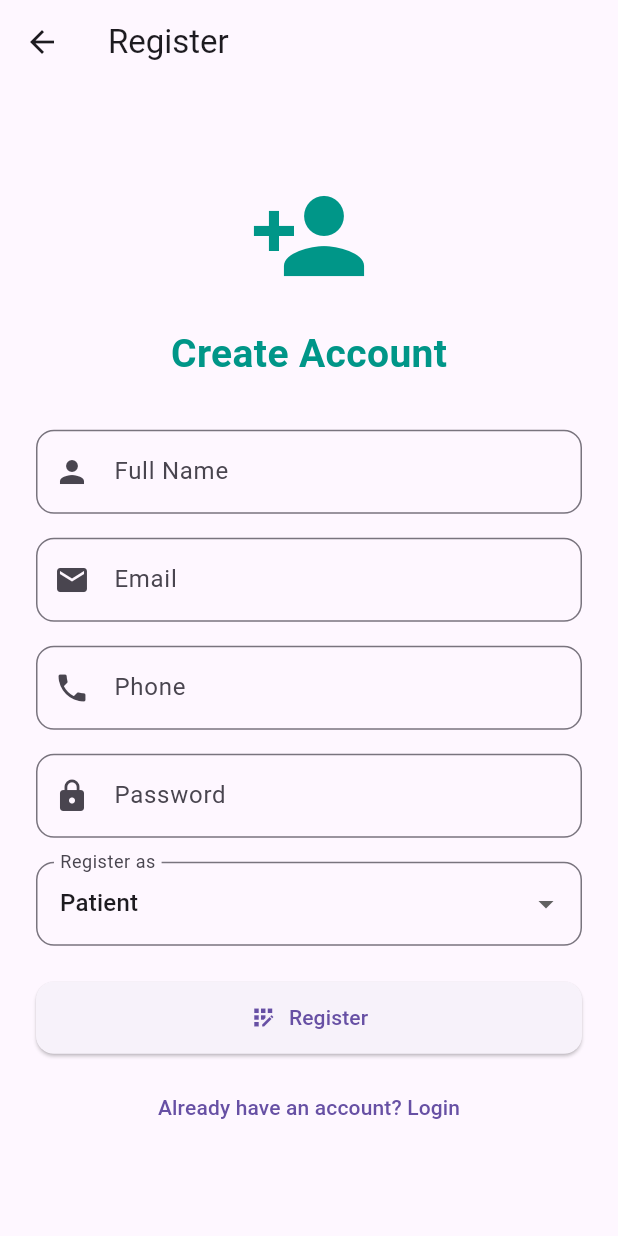
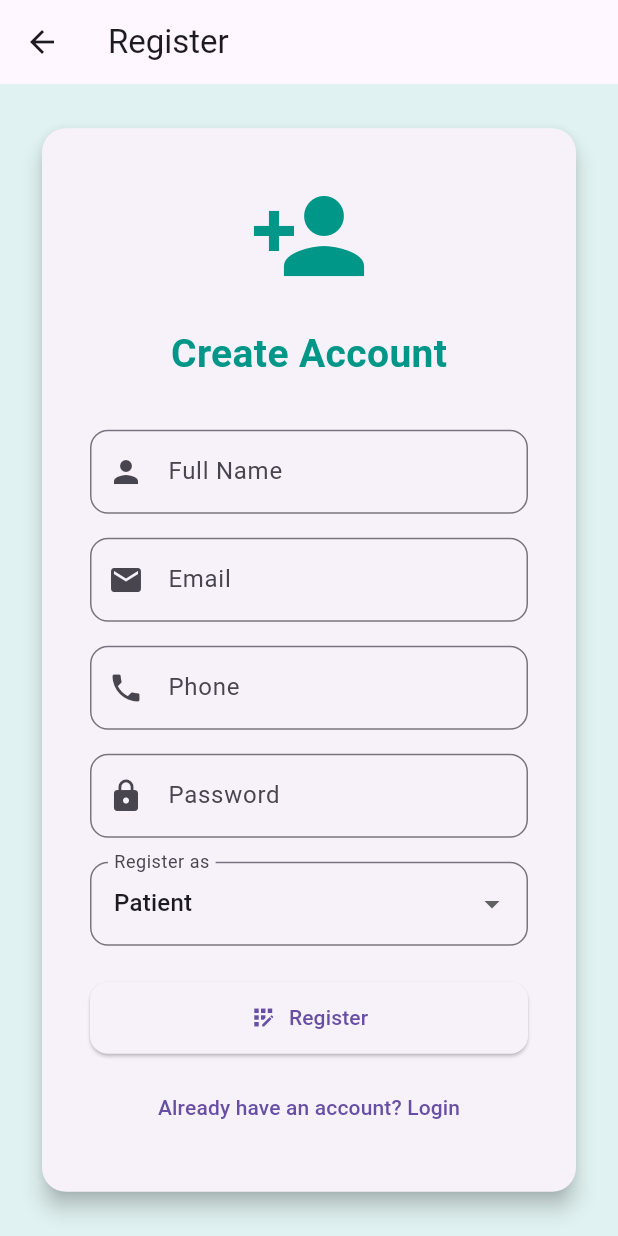
Before and after one commit to MediclinicCapstoneP/MediClinic_Repo, a Flutter app: the screen it shows after launch, after a tap on "Login", after a tap on "Don't have an account? Register", on a phone screen of 412 x 824 dp. Run offline on Flutter 3.47's test engine with Material 3 defaults, Android fonts, the phone set to English and light mode, and no system bars; our stand-ins replace cloud_firestore, firebase_auth, firebase_core, font_awesome_flutter; accounts and stored records are empty; network calls fail.

Commit message:
login responsive

```diff
--- a/mediclinic/lib/screens/auth/login_screen.dart
+++ b/mediclinic/lib/screens/auth/login_screen.dart
@@ -11,45 +11,55 @@ class LoginScreen extends StatefulWidget {
 }
 
 class _LoginScreenState extends State<LoginScreen> {
-  final _authService = AuthService();
-  final _emailController = TextEditingController();
-  final _passwordController = TextEditingController();
+  final TextEditingController _emailController = TextEditingController();
+  final TextEditingController _passwordController = TextEditingController();
+  bool _isLoading = false;
+  String? _error;
 
-  String? _error;
-  bool _isLoading = false;
-
-  Future<void> _login() async {
+  void _login() async {
     setState(() {
       _isLoading = true;
       _error = null;
     });
-    try {
-      final user = await _authService.signIn(
-        _emailController.text.trim(),
-        _passwordController.text.trim(),
-      );
-
-      if (user != null) {
-        Navigator.pushReplacementNamed(context, '/patient_dashboard');
-      }
-    } catch (e) {
-      setState(() => _error = e.toString());
-    } finally {
-      setState(() => _isLoading = false);
-    }
+    // Dummy login logic, replace with your AuthService
+    await Future.delayed(const Duration(seconds: 2));
+    setState(() {
+      _isLoading = false;
+      _error = "Invalid credentials"; // Replace with real error handling
+    });
   }
 
   @override
   Widget build(BuildContext context) {
     return Scaffold(
       backgroundColor: Colors.teal.shade50,
-      body: Center(
+      body: LayoutBuilder(
+        builder: (context, constraints) {
+          double maxWidth = constraints.maxWidth > 600 ? 400 : double.infinity;
+          return Center(
+            child: Container(
+              alignment: Alignment.center,
+              height: constraints.maxHeight,
               child: SingleChildScrollView(
                 padding: const EdgeInsets.all(24),
+                child: ConstrainedBox(
+                  constraints: BoxConstraints(maxWidth: maxWidth),
+                  child: Card(
+                    elevation: 6,
+                    shape: RoundedRectangleBorder(
+                      borderRadius: BorderRadius.circular(16),
+                    ),
+                    child: Padding(
+                      padding: const EdgeInsets.all(32),
                       child: Column(
+                        mainAxisSize: MainAxisSize.min,
                         mainAxisAlignment: MainAxisAlignment.center,
                         children: [
-              const Icon(Icons.local_hospital, size: 80, color: Colors.teal),
+                          const Icon(
+                            Icons.local_hospital,
+                            size: 80,
+                            color: Colors.teal,
+                          ),
                           const SizedBox(height: 20),
                           const Text(
                             'MediClinic Login',
@@ -73,7 +83,11 @@ class _LoginScreenState extends State<LoginScreen> {
                             decoration: const InputDecoration(
                               labelText: 'Email',
                               prefixIcon: Icon(Icons.email),
-                  border: OutlineInputBorder(borderRadius: BorderRadius.all(Radius.circular(12))),
+                              border: OutlineInputBorder(
+                                borderRadius: BorderRadius.all(
+                                  Radius.circular(12),
+                                ),
+                              ),
                             ),
                           ),
                           const SizedBox(height: 16),
@@ -83,7 +97,11 @@ class _LoginScreenState extends State<LoginScreen> {
                             decoration: const InputDecoration(
                               labelText: 'Password',
                               prefixIcon: Icon(Icons.lock),
-                  border: OutlineInputBorder(borderRadius: BorderRadius.all(Radius.circular(12))),
+                              border: OutlineInputBorder(
+                                borderRadius: BorderRadius.all(
+                                  Radius.circular(12),
+                                ),
+                              ),
                             ),
                           ),
                           const SizedBox(height: 24),
@@ -93,9 +111,13 @@ class _LoginScreenState extends State<LoginScreen> {
                               onPressed: _isLoading ? null : _login,
                               icon: const Icon(Icons.login),
                               label: _isLoading
-                      ? const CircularProgressIndicator(
+                                  ? const SizedBox(
+                                      width: 20,
+                                      height: 20,
+                                      child: CircularProgressIndicator(
                                         color: Colors.white,
                                         strokeWidth: 2,
+                                      ),
                                     )
                                   : const Text('Login'),
                               style: ElevatedButton.styleFrom(
@@ -108,13 +130,21 @@ class _LoginScreenState extends State<LoginScreen> {
                           ),
                           const SizedBox(height: 12),
                           TextButton(
-                onPressed: () => Navigator.pushNamed(context, '/register'),
+                            onPressed: () =>
+                                Navigator.pushNamed(context, '/register'),
                             child: const Text("Don't have an account? Register"),
                           ),
                         ],
                       ),
                     ),
                   ),
+                ),
+              ),
+            ),
+          );
+        },
+      ),
     );
   }
 }
+// ...existing code...
--- a/mediclinic/lib/screens/auth/regester.dart
+++ b/mediclinic/lib/screens/auth/regester.dart
@@ -45,11 +45,25 @@ class _RegisterScreenState extends State<RegisterScreen> {
   @override
   Widget build(BuildContext context) {
     return Scaffold(
+      backgroundColor: Colors.teal.shade50,
       appBar: AppBar(title: const Text('Register')),
-      body: Center(
+      body: LayoutBuilder(
+        builder: (context, constraints) {
+          double maxWidth = constraints.maxWidth > 600 ? 400 : double.infinity;
+          return Center(
             child: SingleChildScrollView(
               padding: const EdgeInsets.all(24),
+              child: ConstrainedBox(
+                constraints: BoxConstraints(maxWidth: maxWidth),
+                child: Card(
+                  elevation: 6,
+                  shape: RoundedRectangleBorder(
+                    borderRadius: BorderRadius.circular(16),
+                  ),
+                  child: Padding(
+                    padding: const EdgeInsets.all(32),
                     child: Column(
+                      mainAxisSize: MainAxisSize.min,
                       mainAxisAlignment: MainAxisAlignment.center,
                       children: [
                         const Icon(Icons.person_add, size: 80, color: Colors.teal),
@@ -131,9 +145,13 @@ class _RegisterScreenState extends State<RegisterScreen> {
                             onPressed: _isLoading ? null : _register,
                             icon: const Icon(Icons.app_registration),
                             label: _isLoading
-                      ? const CircularProgressIndicator(
+                                ? const SizedBox(
+                                    width: 20,
+                                    height: 20,
+                                    child: CircularProgressIndicator(
                                       color: Colors.white,
                                       strokeWidth: 2,
+                                    ),
                                   )
                                 : const Text('Register'),
                             style: ElevatedButton.styleFrom(
@@ -153,6 +171,11 @@ class _RegisterScreenState extends State<RegisterScreen> {
                     ),
                   ),
                 ),
+              ),
+            ),
+          );
+        },
+      ),
     );
   }
 }
```
Also changed, not shown: mediclinic/lib/models/file.dart (deleted). Lines whose indentation alone changed are shown as unchanged.
